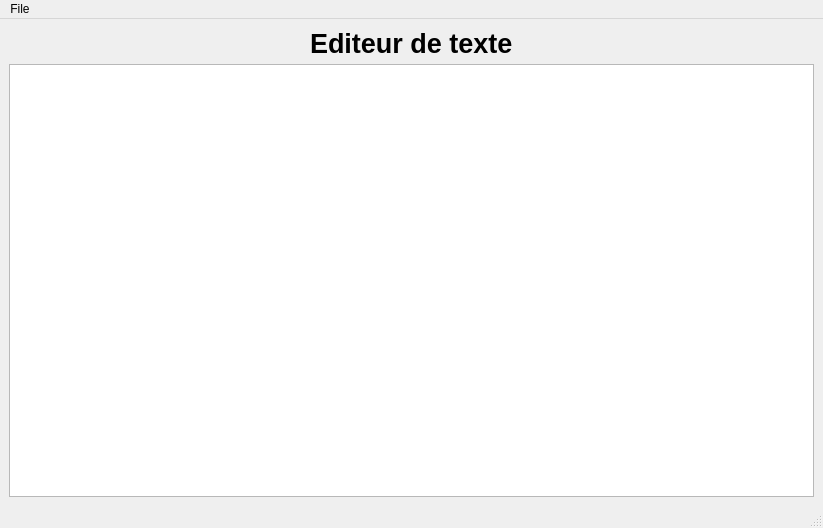
Old version of the form mainwindow.ui in the repository dicesare/textEditor.
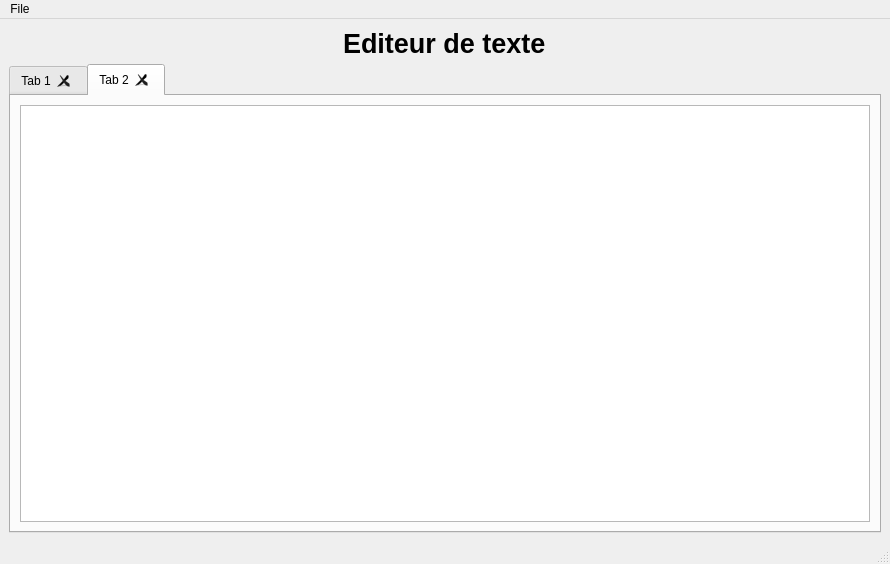
New version of the form.

The edit to the form file:
```diff
--- a/mainwindow.ui
+++ b/mainwindow.ui
@@ -6,8 +6,8 @@
    <rect>
     <x>0</x>
     <y>0</y>
-    <width>823</width>
-    <height>528</height>
+    <width>890</width>
+    <height>564</height>
    </rect>
   </property>
   <property name="sizePolicy">
@@ -20,9 +20,9 @@
    <string>MainWindow</string>
   </property>
   <widget class="QWidget" name="centralwidget">
-   <layout class="QVBoxLayout" name="verticalLayout_2">
+   <layout class="QVBoxLayout" name="verticalLayout_4">
     <item>
-     <layout class="QVBoxLayout" name="verticalLayout">
+     <layout class="QVBoxLayout" name="verticalLayout_3">
       <item alignment="Qt::AlignHCenter|Qt::AlignVCenter">
        <widget class="QLabel" name="labelTitleBoxText">
         <property name="minimumSize">
@@ -49,7 +49,40 @@
        </widget>
       </item>
       <item>
-       <widget class="QTextEdit" name="windowDisplayText"/>
+       <widget class="QTabWidget" name="tabWidgetEditor">
+        <property name="baseSize">
+         <size>
+          <width>300</width>
+          <height>300</height>
+         </size>
+        </property>
+        <property name="currentIndex">
+         <number>1</number>
+        </property>
+        <property name="tabsClosable">
+         <bool>true</bool>
+        </property>
+        <widget class="QWidget" name="tab">
+         <attribute name="title">
+          <string>Tab 1</string>
+         </attribute>
+         <layout class="QVBoxLayout" name="verticalLayout">
+          <item>
+           <widget class="QTextEdit" name="windowDisplayText"/>
+          </item>
+         </layout>
+        </widget>
+        <widget class="QWidget" name="tab_2">
+         <attribute name="title">
+          <string>Tab 2</string>
+         </attribute>
+         <layout class="QVBoxLayout" name="verticalLayout_2">
+          <item>
+           <widget class="QTextEdit" name="windowDisplayText_2"/>
+          </item>
+         </layout>
+        </widget>
+       </widget>
       </item>
      </layout>
     </item>
@@ -60,7 +93,7 @@
     <rect>
      <x>0</x>
      <y>0</y>
-     <width>823</width>
+     <width>890</width>
      <height>23</height>
     </rect>
    </property>
```
Left out of the diff: 6 changed lines with no effect on the pictures.
